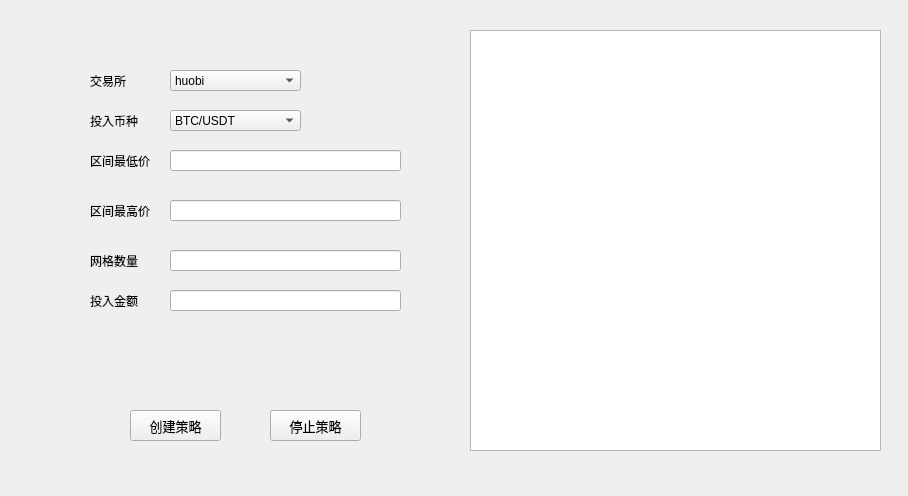
The window that grid_ui.ui (xmmgogogo/grid) describes before a commit, drawn with Qt 5.
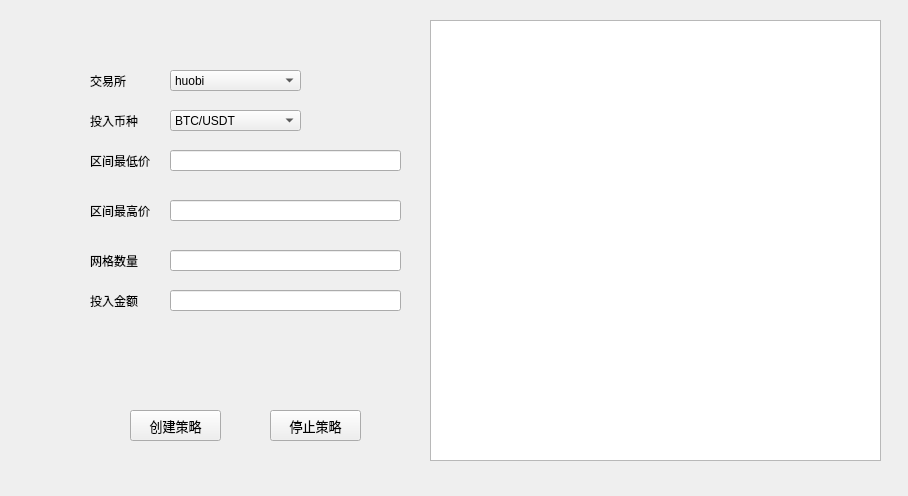
The same window after the commit.

What changed in the file:
```diff
--- a/grid_ui.ui
+++ b/grid_ui.ui
@@ -263,13 +263,13 @@
      <string>停止策略</string>
     </property>
    </widget>
-   <widget class="QTextEdit" name="textEdit">
+   <widget class="QTextBrowser" name="textBrowser">
     <property name="geometry">
      <rect>
-      <x>470</x>
-      <y>30</y>
-      <width>411</width>
-      <height>421</height>
+      <x>430</x>
+      <y>20</y>
+      <width>451</width>
+      <height>441</height>
      </rect>
     </property>
    </widget>
```
